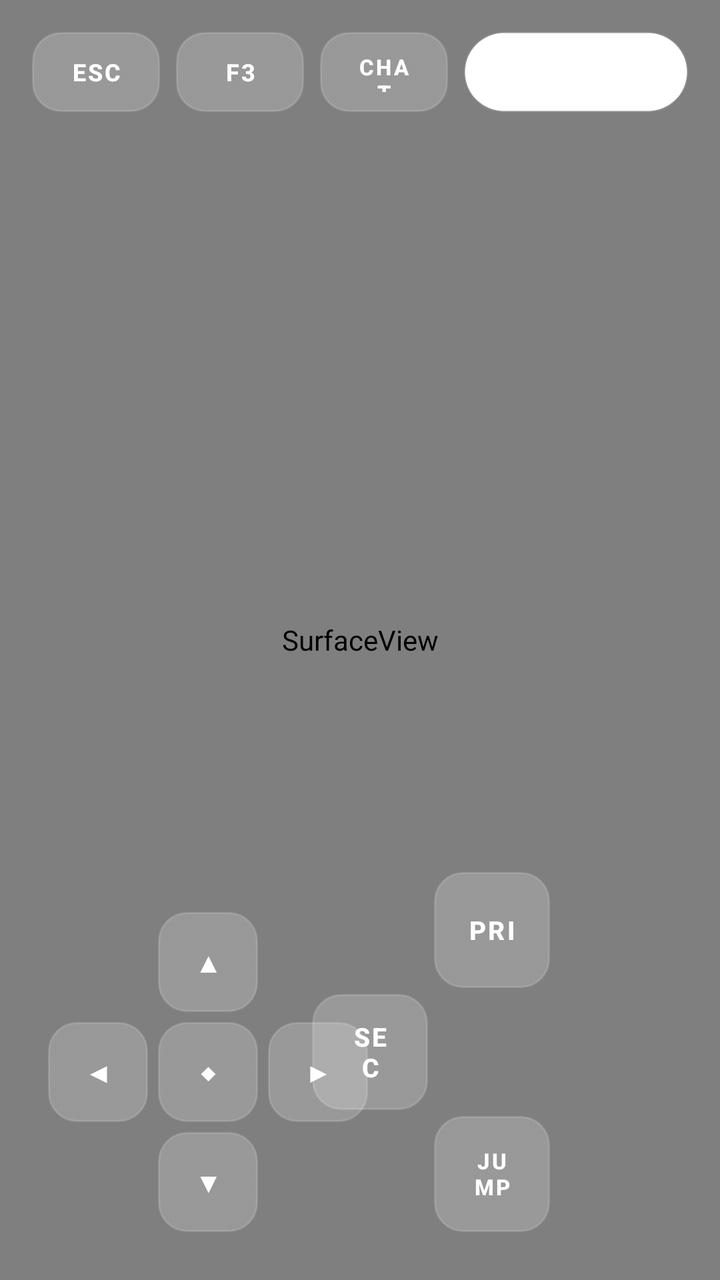
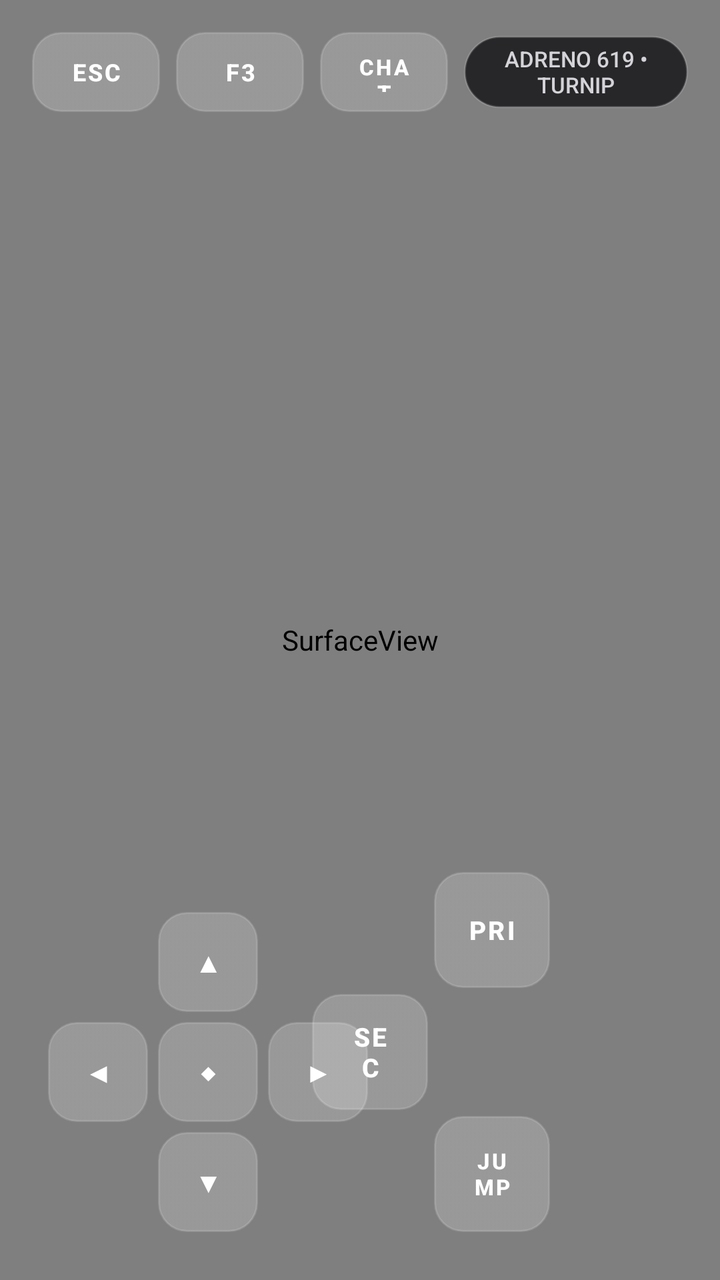

Compare the two renders of this Android layout. The source of the first and the diff that turns it into the second are given below.
<!-- AndroidManifest.xml: activity theme Theme.HorizonLauncher.Fullscreen -->
<!-- res/layout/activity_game.xml -->
<?xml version="1.0" encoding="utf-8"?>
<FrameLayout xmlns:android="http://schemas.android.com/apk/res/android"
    android:layout_width="match_parent"
    android:layout_height="match_parent"
    android:background="@color/bg_oled_black">

    
    <SurfaceView
        android:id="@+id/gameSurfaceView"
        android:layout_width="match_parent"
        android:layout_height="match_parent" />

    
    <View
        android:id="@+id/touchCameraArea"
        android:layout_width="match_parent"
        android:layout_height="match_parent"
        android:background="@android:color/transparent" />

    
    <LinearLayout
        android:id="@+id/topBar"
        android:layout_width="match_parent"
        android:layout_height="wrap_content"
        android:orientation="horizontal"
        android:padding="16dp"
        android:gravity="center_vertical">

        <Button
            android:id="@+id/btnEsc"
            android:layout_width="64dp"
            android:layout_height="40dp"
            android:background="@drawable/bg_control_button"
            android:text="ESC"
            android:textColor="@color/control_text"
            android:textSize="12sp"
            android:textStyle="bold" />

        <Button
            android:id="@+id/btnF3"
            android:layout_width="64dp"
            android:layout_height="40dp"
            android:layout_marginStart="8dp"
            android:background="@drawable/bg_control_button"
            android:text="F3"
            android:textColor="@color/control_text"
            android:textSize="12sp"
            android:textStyle="bold" />

        <Button
            android:id="@+id/btnChat"
            android:layout_width="64dp"
            android:layout_height="40dp"
            android:layout_marginStart="8dp"
            android:background="@drawable/bg_control_button"
            android:text="CHAT"
            android:textColor="@color/control_text"
            android:textSize="11sp"
            android:textStyle="bold" />

        <Button
            android:id="@+id/btnSwitchX11"
            android:layout_width="wrap_content"
            android:layout_height="40dp"
            android:layout_marginStart="8dp"
            android:paddingHorizontal="14dp"
            android:background="@drawable/bg_glass_pill"
            android:text="SWITCH TO X11"
            android:textColor="@color/text_primary"
            android:textSize="11sp"
            android:textStyle="bold" />

        <View
            android:layout_width="0dp"
            android:layout_height="1dp"
            android:layout_weight="1" />

        <Button
            android:id="@+id/btnInv"
            android:layout_width="64dp"
            android:layout_height="40dp"
            android:background="@drawable/bg_control_button"
            android:text="INV"
            android:textColor="@color/control_text"
            android:textSize="12sp"
            android:textStyle="bold" />
    </LinearLayout>

    
    <RelativeLayout
        android:id="@+id/dpadContainer"
        android:layout_width="160dp"
        android:layout_height="160dp"
        android:layout_gravity="bottom|start"
        android:layout_marginStart="24dp"
        android:layout_marginBottom="24dp">

        
        <Button
            android:id="@+id/btnUp"
            android:layout_width="50dp"
            android:layout_height="50dp"
            android:layout_centerHorizontal="true"
            android:layout_alignParentTop="true"
            android:background="@drawable/bg_dpad_button"
            android:text="▲"
            android:textColor="@color/control_text"
            android:textSize="14sp" />

        
        <Button
            android:id="@+id/btnLeft"
            android:layout_width="50dp"
            android:layout_height="50dp"
            android:layout_alignParentStart="true"
            android:layout_centerVertical="true"
            android:background="@drawable/bg_dpad_button"
            android:text="◀"
            android:textColor="@color/control_text"
            android:textSize="14sp" />

        
        <Button
            android:id="@+id/btnSneak"
            android:layout_width="50dp"
            android:layout_height="50dp"
            android:layout_centerInParent="true"
            android:background="@drawable/bg_dpad_button"
            android:text="◆"
            android:textColor="@color/control_text"
            android:textSize="12sp" />

        
        <Button
            android:id="@+id/btnRight"
            android:layout_width="50dp"
            android:layout_height="50dp"
            android:layout_alignParentEnd="true"
            android:layout_centerVertical="true"
            android:background="@drawable/bg_dpad_button"
            android:text="▶"
            android:textColor="@color/control_text"
            android:textSize="14sp" />

        
        <Button
            android:id="@+id/btnDown"
            android:layout_width="50dp"
            android:layout_height="50dp"
            android:layout_centerHorizontal="true"
            android:layout_alignParentBottom="true"
            android:background="@drawable/bg_dpad_button"
            android:text="▼"
            android:textColor="@color/control_text"
            android:textSize="14sp" />
    </RelativeLayout>

    
    <RelativeLayout
        android:id="@+id/actionButtonsContainer"
        android:layout_width="180dp"
        android:layout_height="180dp"
        android:layout_gravity="bottom|end"
        android:layout_marginEnd="24dp"
        android:layout_marginBottom="24dp">

        
        <Button
            android:id="@+id/btnAttack"
            android:layout_width="58dp"
            android:layout_height="58dp"
            android:layout_alignParentTop="true"
            android:layout_centerHorizontal="true"
            android:background="@drawable/bg_control_button"
            android:text="PRI"
            android:textColor="@color/control_text"
            android:textSize="13sp"
            android:textStyle="bold" />

        
        <Button
            android:id="@+id/btnPlace"
            android:layout_width="58dp"
            android:layout_height="58dp"
            android:layout_alignParentStart="true"
            android:layout_centerVertical="true"
            android:background="@drawable/bg_control_button"
            android:text="SEC"
            android:textColor="@color/control_text"
            android:textSize="13sp"
            android:textStyle="bold" />

        
        <Button
            android:id="@+id/btnJump"
            android:layout_width="58dp"
            android:layout_height="58dp"
            android:layout_alignParentBottom="true"
            android:layout_centerHorizontal="true"
            android:background="@drawable/bg_control_button"
            android:text="JUMP"
            android:textColor="@color/control_text"
            android:textSize="11sp"
            android:textStyle="bold" />
    </RelativeLayout>

</FrameLayout>
<!-- resources referenced by this layout -->
<resources>
  <color name="bg_oled_black">#000000</color>
  <color name="control_text">#FFFFFF</color>
  <color name="text_primary">#FFFFFF</color>
  <!-- drawable bg_control_button (drawable) -->
  <?xml version="1.0" encoding="utf-8"?>
  <selector xmlns:android="http://schemas.android.com/apk/res/android">
      <item android:state_pressed="true">
          <shape android:shape="rectangle">
              <corners android:radius="14dp" />
              <solid android:color="@color/control_btn_pressed" />
              <stroke
                  android:width="1.5dp"
                  android:color="#B3FFFFFF" />
          </shape>
      </item>
      <item>
          <shape android:shape="rectangle">
              <corners android:radius="14dp" />
              <solid android:color="@color/control_btn_bg" />
              <stroke
                  android:width="1dp"
                  android:color="@color/control_btn_border" />
          </shape>
      </item>
  </selector>
  <!-- drawable bg_dpad_button (drawable) -->
  <?xml version="1.0" encoding="utf-8"?>
  <selector xmlns:android="http://schemas.android.com/apk/res/android">
      <item android:state_pressed="true">
          <shape android:shape="rectangle">
              <corners android:radius="14dp" />
              <solid android:color="@color/control_btn_pressed" />
              <stroke
                  android:width="1.5dp"
                  android:color="#B3FFFFFF" />
          </shape>
      </item>
      <item>
          <shape android:shape="rectangle">
              <corners android:radius="14dp" />
              <solid android:color="@color/control_btn_bg" />
              <stroke
                  android:width="1dp"
                  android:color="@color/control_btn_border" />
          </shape>
      </item>
  </selector>
  <!-- drawable bg_glass_pill (drawable) -->
  <?xml version="1.0" encoding="utf-8"?>
  <shape xmlns:android="http://schemas.android.com/apk/res/android"
      android:shape="rectangle">
      <corners android:radius="100dp" />
      <solid android:color="@color/carbon_pill" />
      <stroke
          android:width="1dp"
          android:color="@color/glass_border" />
  </shape>
  <style name="Theme.HorizonLauncher.Fullscreen" parent="Theme.HorizonLauncher">
          <item name="android:windowNoTitle">true</item>
          <item name="android:windowFullscreen">true</item>
          <item name="android:windowLayoutInDisplayCutoutMode">shortEdges</item>
          <item name="android:windowBackground">@color/bg_oled_black</item>
      </style>
  <color name="control_btn_pressed">#66FFFFFF</color>
  <color name="control_btn_bg">#331C1C1E</color>
  <color name="control_btn_border">#26FFFFFF</color>
  <color name="carbon_pill">#27272A</color>
  <color name="glass_border">#26FFFFFF</color>
  <style name="Theme.HorizonLauncher" parent="Theme.MaterialComponents.NoActionBar">
          <item name="android:windowBackground">@color/bg_oled_black</item>
          <item name="android:statusBarColor">@color/bg_oled_black</item>
          <item name="android:navigationBarColor">@color/bg_oled_black</item>
          <item name="colorPrimary">@color/text_primary</item>
          <item name="colorSecondary">@color/text_secondary</item>
          <item name="android:textColorPrimary">@color/text_primary</item>
          <item name="android:textColorSecondary">@color/text_secondary</item>
      </style>
  <color name="text_secondary">#D4D4D8</color>
</resources>

<!-- the commit's change to res/layout/activity_game.xml (unified diff, before → after) -->
@@ -58,17 +58,18 @@
             android:textSize="11sp"
             android:textStyle="bold" />
 
-        <Button
-            android:id="@+id/btnSwitchX11"
+        <TextView
+            android:id="@+id/tvEngineBadge"
             android:layout_width="wrap_content"
-            android:layout_height="40dp"
+            android:layout_height="36dp"
             android:layout_marginStart="8dp"
             android:paddingHorizontal="14dp"
+            android:gravity="center"
             android:background="@drawable/bg_glass_pill"
-            android:text="SWITCH TO X11"
-            android:textColor="@color/text_primary"
+            android:text="ADRENO 619 • TURNIP"
+            android:textColor="@color/text_secondary"
             android:textSize="11sp"
-            android:textStyle="bold" />
+            android:fontFamily="sans-serif-medium" />
 
         <View
             android:layout_width="0dp"
